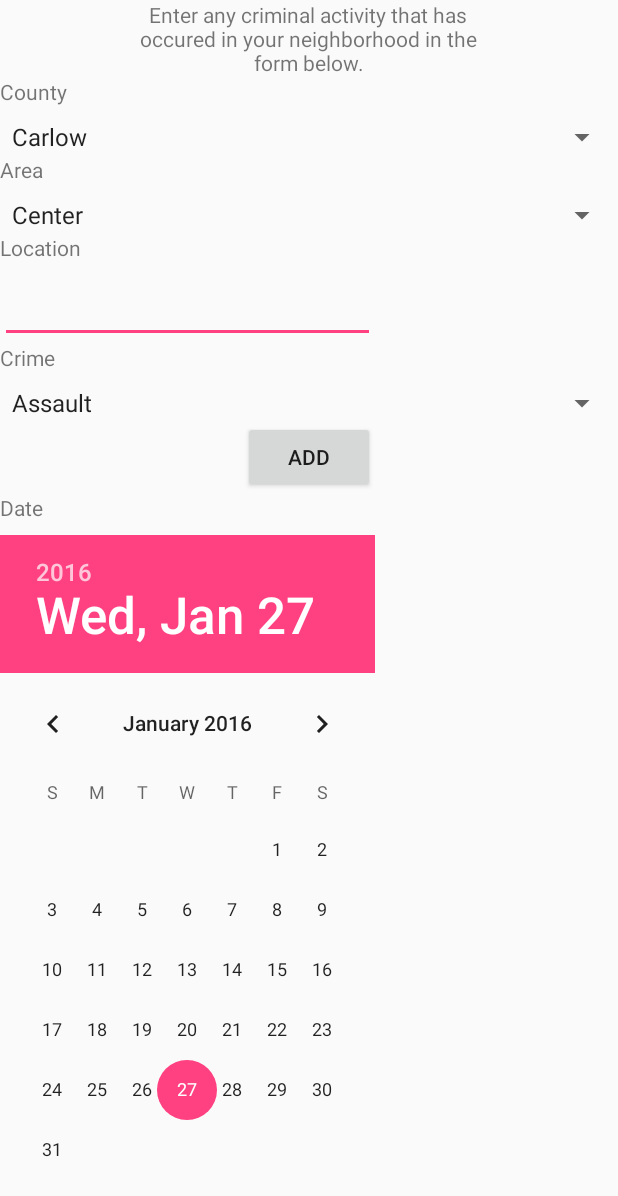
After one commit to CillinLyons/Map, an Android app: the CrimeInput screen opened directly, with no data from a screen before it, on a phone screen of 412 x 824 dp. The commit adds this screen. Shown: the top 1196 px of the screen. Run offline under Robolectric (Android 15) with nearby library versions, the phone set to English and light mode, and no system bars; libraries missing offline, so code that uses them is left out: com.microsoft.windowsazure; 3 statements that could not run were skipped.

Commit message:
Crime input form is set up and data can be sent from it to the database. Need to add DATE column into the the table and insert data value.

```diff
--- a/app/build.gradle
+++ b/app/build.gradle
@@ -10,6 +10,8 @@ android {
         targetSdkVersion 23
         versionCode 1
         versionName "1.0"
+        // Enabling multidex support.
+        multiDexEnabled true
     }
     buildTypes {
         release {
@@ -24,4 +26,5 @@ dependencies {
     testCompile 'junit:junit:4.12'
     compile 'com.android.support:appcompat-v7:23.1.0'
     compile 'com.google.android.gms:play-services:8.1.0'
+    compile 'com.microsoft.azure:azure-mobile-services-android-sdk:2.0.3'
 }
--- a/app/src/main/AndroidManifest.xml
+++ b/app/src/main/AndroidManifest.xml
@@ -49,6 +49,10 @@
                 <category android:name="android.intent.category.LAUNCHER" />
             </intent-filter>
         </activity>
+        <activity
+            android:name=".CrimeInput"
+            android:label="@string/MainMenu" >
+        </activity>
     </application>
 
 </manifest>
--- /dev/null
+++ b/app/src/main/java/com/example/cillin/map/CrimeInput.java
@@ -0,0 +1,348 @@
+package com.example.cillin.map;
+
+import android.app.Activity;
+import android.app.AlertDialog;
+import android.os.AsyncTask;
+import android.os.Build;
+import android.os.Bundle;
+import android.view.Menu;
+import android.view.View;
+import android.widget.AdapterView;
+import android.widget.ArrayAdapter;
+import android.widget.EditText;
+import android.widget.ProgressBar;
+import android.widget.Spinner;
+import android.support.v4.app.DialogFragment;
+
+import com.google.common.util.concurrent.FutureCallback;
+import com.google.common.util.concurrent.Futures;
+import com.google.common.util.concurrent.ListenableFuture;
+import com.google.common.util.concurrent.SettableFuture;
+import com.microsoft.windowsazure.mobileservices.*;
+import com.microsoft.windowsazure.mobileservices.http.NextServiceFilterCallback;
+import com.microsoft.windowsazure.mobileservices.http.ServiceFilter;
+import com.microsoft.windowsazure.mobileservices.http.ServiceFilterRequest;
+import com.microsoft.windowsazure.mobileservices.http.ServiceFilterResponse;
+import com.microsoft.windowsazure.mobileservices.table.MobileServiceTable;
+import com.microsoft.windowsazure.mobileservices.table.TableOperationCallback;
+import com.microsoft.windowsazure.mobileservices.table.sync.MobileServiceSyncContext;
+import com.microsoft.windowsazure.mobileservices.table.sync.localstore.ColumnDataType;
+import com.microsoft.windowsazure.mobileservices.table.sync.localstore.MobileServiceLocalStoreException;
+import com.microsoft.windowsazure.mobileservices.table.sync.localstore.SQLiteLocalStore;
+import com.microsoft.windowsazure.mobileservices.table.sync.synchandler.SimpleSyncHandler;
+
+import java.net.MalformedURLException;
+import java.util.HashMap;
+import java.util.Map;
+import java.util.concurrent.ExecutionException;
+
+/**
+ * Created by Cillin on 24/01/2016.
+ */
+public class CrimeInput extends  Activity
+{
+    private MobileServiceClient mClient;
+    /**
+     * Mobile Service Table used to access data
+     */
+    private MobileServiceTable<Crime> mToDoTable;
+
+    /**
+     * EditText containing the "New To Do" text
+     */
+    private EditText locationTextVar;
+    private Spinner crimeSpinnerVar;
+    private Spinner countySpinnerVar;
+    private Spinner areaSpinnerVar;
+
+    /**
+     * Progress spinner to use for table operations
+     */
+    private ProgressBar mProgressBar;
+
+    @Override
+    public void onCreate(Bundle savedInstanceState) {
+        super.onCreate(savedInstanceState);
+        setContentView(R.layout.crime_input);
+
+        //mProgressBar = (ProgressBar) findViewById(R.id.loadingProgressBar);
+
+        // Initialize the progress bar
+        //mProgressBar.setVisibility(ProgressBar.GONE);
+
+        try {
+            // Create the Mobile Service Client instance, using the provided
+
+            // Mobile Service URL and key
+            mClient = new MobileServiceClient(
+                    "https://smartneighborhoodwatch.azure-mobile.net/",
+                    "iYkvhkWHEsIcBuVkpBqznTqhFQhxOp89",
+                    this).withFilter(new ProgressFilter());
+
+            // Get the Mobile Service Table instance to use
+            mToDoTable = mClient.getTable(Crime.class);
+
+
+            //Init local storage
+            initLocalStore().get();
+
+
+        }
+        catch (MalformedURLException e) {
+            createAndShowDialog(new Exception("There was an error creating the Mobile Service. Verify the URL"), "Error");
+        }
+        catch (Exception e) {
+            createAndShowDialog(e, "Error");
+        }
+
+        crimeSpinnerVar = (Spinner) findViewById(R.id.crimeSpinner);
+        countySpinnerVar = (Spinner) findViewById(R.id.countySpinner);
+        areaSpinnerVar = (Spinner) findViewById(R.id.areaSpinner);
+        locationTextVar = (EditText) findViewById(R.id.locationText);
+
+        // Create an ArrayAdapter using the string array and a default spinner layout
+        ArrayAdapter<CharSequence> crime_adapter = ArrayAdapter.createFromResource(this,
+                R.array.crime_array, android.R.layout.simple_spinner_item);
+        // Specify the layout to use when the list of choices appears
+        crime_adapter.setDropDownViewResource(android.R.layout.simple_spinner_dropdown_item);
+        // Apply the adapter to the spinner
+        crimeSpinnerVar.setAdapter(crime_adapter);
+
+        // Create an ArrayAdapter using the string array and a default spinner layout
+        ArrayAdapter<CharSequence> counties_adapter = ArrayAdapter.createFromResource(this,
+                R.array.counties_array, android.R.layout.simple_spinner_item);
+        // Specify the layout to use when the list of choices appears
+        counties_adapter.setDropDownViewResource(android.R.layout.simple_spinner_dropdown_item);
+        // Apply the adapter to the spinner
+        countySpinnerVar.setAdapter(counties_adapter);
+
+        // Create an ArrayAdapter using the string array and a default spinner layout
+        ArrayAdapter<CharSequence> area_adapter = ArrayAdapter.createFromResource(this,
+                R.array.area_array, android.R.layout.simple_spinner_item);
+        // Specify the layout to use when the list of choices appears
+        area_adapter.setDropDownViewResource(android.R.layout.simple_spinner_dropdown_item);
+        // Apply the adapter to the spinner
+        areaSpinnerVar.setAdapter(area_adapter);
+    }
+
+
+    /**
+     * Initializes the activity menu
+     */
+    /*@Override
+    public boolean onCreateOptionsMenu(Menu menu) {
+        getMenuInflater().inflate(R.menu.crime_input, menu);
+        return true;
+    }*/
+
+    /**
+     * Add a new item
+     *
+     * @param view The view that originated the call
+     */
+    public void addItem(View view) {
+        if (mClient == null) {
+            return;
+        }
+
+        // Create a new item
+        final Crime crime = new Crime();
+
+
+        crime.setCounty(countySpinnerVar.toString());
+        crime.setComplete(false);
+        crime.setCompass(areaSpinnerVar.toString());
+        crime.setComplete(false);
+        crime.setArea(locationTextVar.getText().toString());
+        crime.setComplete(false);
+        crime.setCrime(crimeSpinnerVar.toString());
+        crime.setComplete(false);
+
+        // Insert the new item
+        AsyncTask<Void, Void, Void> task = new AsyncTask<Void, Void, Void>() {
+            @Override
+            protected Void doInBackground(Void... params) {
+                try {
+
+                    final Crime entity = addItemInTable(crime);
+
+                    runOnUiThread(new Runnable() {
+                        @Override
+                        public void run() {
+                            if (!entity.isComplete()) {
+                                mToDoTable.insert(entity);
+                            }
+                        }
+                    });
+                } catch (final Exception e) {
+                    createAndShowDialogFromTask(e, "Error");
+                }
+                return null;
+            }
+        };
+
+        runAsyncTask(task);
+
+        locationTextVar.setText("");
+    }
+
+    /**
+     * Add an item to the Mobile Service Table
+     */
+    public Crime addItemInTable(Crime item) throws ExecutionException, InterruptedException {
+        Crime entity = mToDoTable.insert(item).get();
+        return entity;
+    }
+
+    /**
+     * Initialize local storage
+     * @return
+     * @throws MobileServiceLocalStoreException
+     * @throws ExecutionException
+     * @throws InterruptedException
+     */
+    private AsyncTask<Void, Void, Void> initLocalStore() throws MobileServiceLocalStoreException, ExecutionException, InterruptedException {
+
+        AsyncTask<Void, Void, Void> task = new AsyncTask<Void, Void, Void>() {
+            @Override
+            protected Void doInBackground(Void... params) {
+                try {
+
+                    MobileServiceSyncContext syncContext = mClient.getSyncContext();
+
+                    if (syncContext.isInitialized())
+                        return null;
+
+                    SQLiteLocalStore localStore = new SQLiteLocalStore(mClient.getContext(), "OfflineStore", null, 1);
+
+                    Map<String, ColumnDataType> tableDefinition = new HashMap<String, ColumnDataType>();
+                    tableDefinition.put("id", ColumnDataType.String);
+                    tableDefinition.put("county", ColumnDataType.String);
+                    tableDefinition.put("compass", ColumnDataType.String);
+                    tableDefinition.put("area", ColumnDataType.String);
+                    tableDefinition.put("crime", ColumnDataType.String);
+                    tableDefinition.put("complete", ColumnDataType.Boolean);
+
+                    localStore.defineTable("Crime", tableDefinition);
+
+                    SimpleSyncHandler handler = new SimpleSyncHandler();
+
+                    syncContext.initialize(localStore, handler).get();
+
+                } catch (final Exception e) {
+                    createAndShowDialogFromTask(e, "Error");
+                }
+
+                return null;
+            }
+        };
+
+        return runAsyncTask(task);
+    }
+
+    /**
+     * Creates a dialog and shows it
+     *
+     * @param exception
+     *            The exception to show in the dialog
+     * @param title
+     *            The dialog title
+     */
+    private void createAndShowDialogFromTask(final Exception exception, String title) {
+        runOnUiThread(new Runnable() {
+            @Override
+            public void run() {
+                createAndShowDialog(exception, "Error");
+            }
+        });
+    }
+
+
+    /**
+     * Creates a dialog and shows it
+     *
+     * @param exception
+     *            The exception to show in the dialog
+     * @param title
+     *            The dialog title
+     */
+    private void createAndShowDialog(Exception exception, String title) {
+        Throwable ex = exception;
+        if(exception.getCause() != null){
+            ex = exception.getCause();
+        }
+        createAndShowDialog(ex.getMessage(), title);
+    }
+
+    /**
+     * Creates a dialog and shows it
+     *
+     * @param message
+     *            The dialog message
+     * @param title
+     *            The dialog title
+     */
+    private void createAndShowDialog(final String message, final String title) {
+        final AlertDialog.Builder builder = new AlertDialog.Builder(this);
+
+        builder.setMessage(message);
+        builder.setTitle(title);
+        builder.create().show();
+    }
+
+    /**
+     * Run an ASync task on the corresponding executor
+     * @param task
+     * @return
+     */
+    private AsyncTask<Void, Void, Void> runAsyncTask(AsyncTask<Void, Void, Void> task) {
+        if (Build.VERSION.SDK_INT >= Build.VERSION_CODES.HONEYCOMB) {
+            return task.executeOnExecutor(AsyncTask.THREAD_POOL_EXECUTOR);
+        } else {
+            return task.execute();
+        }
+    }
+
+    private class ProgressFilter implements ServiceFilter {
+
+        @Override
+        public ListenableFuture<ServiceFilterResponse> handleRequest(ServiceFilterRequest request, NextServiceFilterCallback nextServiceFilterCallback) {
+
+            final SettableFuture<ServiceFilterResponse> resultFuture = SettableFuture.create();
+
+
+            runOnUiThread(new Runnable() {
+
+                @Override
+                public void run() {
+                    if (mProgressBar != null) mProgressBar.setVisibility(ProgressBar.VISIBLE);
+                }
+            });
+
+            ListenableFuture<ServiceFilterResponse> future = nextServiceFilterCallback.onNext(request);
+
+            Futures.addCallback(future, new FutureCallback<ServiceFilterResponse>() {
+                @Override
+                public void onFailure(Throwable e) {
+                    resultFuture.setException(e);
+                }
+
+                @Override
+                public void onSuccess(ServiceFilterResponse response) {
+                    runOnUiThread(new Runnable() {
+
+                        @Override
+                        public void run() {
+                            if (mProgressBar != null) mProgressBar.setVisibility(ProgressBar.GONE);
+                        }
+                    });
+
+                    resultFuture.set(response);
+                }
+            });
+
+            return resultFuture;
+        }
+    }
+
+}
--- /dev/null
+++ b/app/src/main/res/layout/crime_input.xml
@@ -0,0 +1,92 @@
+<?xml version="1.0" encoding="utf-8"?>
+<LinearLayout xmlns:android="http://schemas.android.com/apk/res/android"
+    android:orientation="vertical" android:layout_width="match_parent"
+    android:layout_height="match_parent">
+
+    <TextView
+        android:layout_width="250dp"
+        android:layout_height="wrap_content"
+        android:textAlignment="center"
+        android:text="Enter any criminal activity that has occured in your neighborhood in the form below."
+        android:id="@+id/textView"
+        android:layout_gravity="center_horizontal" />
+
+    <TextView
+        android:layout_width="59dp"
+        android:layout_height="28dp"
+        android:layout_alignParentLeft="true"
+        android:text="County"
+        android:id="@+id/county"/>
+
+    <Spinner
+        android:layout_width="match_parent"
+        android:layout_height="wrap_content"
+        android:layout_alignParentRight="true"
+        android:id="@+id/countySpinner"
+        >
+    </Spinner>
+
+    <TextView
+        android:layout_width="59dp"
+        android:layout_height="28dp"
+        android:layout_alignParentLeft="true"
+        android:text="Area"
+        android:id="@+id/area"/>
+
+    <Spinner
+        android:layout_width="match_parent"
+        android:layout_height="wrap_content"
+        android:layout_alignParentRight="true"
+        android:id="@+id/areaSpinner"
+        >
+    </Spinner>
+
+    <TextView
+        android:layout_width="59dp"
+        android:layout_height="28dp"
+        android:layout_alignParentLeft="true"
+        android:text="Location"
+        android:id="@+id/location"/>
+
+    <EditText
+        android:layout_width="250dp"
+        android:layout_height="wrap_content"
+        android:id="@+id/locationText" />
+
+    <TextView
+        android:layout_width="59dp"
+        android:layout_height="28dp"
+        android:layout_alignParentLeft="true"
+        android:text="Crime"
+        android:id="@+id/crime"/>
+
+    <Spinner
+        android:layout_width="match_parent"
+        android:layout_height="wrap_content"
+        android:layout_alignParentRight="true"
+        android:id="@+id/crimeSpinner"
+        >
+    </Spinner>
+
+    <Button
+        android:layout_width="wrap_content"
+        android:layout_height="wrap_content"
+        android:text="Add"
+        android:id="@+id/add"
+        android:onClick="addItem"
+        android:layout_gravity="center_horizontal" />
+
+    <TextView
+        android:layout_width="59dp"
+        android:layout_height="28dp"
+        android:layout_alignParentLeft="true"
+        android:text="Date"
+        android:id="@+id/date"/>
+
+    <DatePicker
+        android:layout_width="250dp"
+        android:layout_height="match_parent"
+        android:id="@+id/datePicker" />
+
+
+</LinearLayout>
--- a/app/src/main/res/values/strings.xml
+++ b/app/src/main/res/values/strings.xml
@@ -2,4 +2,53 @@
     <string name="app_name">Map</string>
     <string name="title_activity_maps">Map</string>
     <string name="MainMenu">Menu</string>
+
+    //Counties Array
+    <string-array name="counties_array">
+        <item>Carlow</item>
+        <item>Cavan</item>
+        <item>Clare</item>
+        <item>Cork</item>
+        <item>Donegal</item>
+        <item>Dublin</item>
+        <item>Galway</item>
+        <item>Kerry</item>
+        <item>Kildare</item>
+        <item>Kilkenny</item>
+        <item>Laois</item>
+        <item>Leitrim</item>
+        <item>Limerick</item>
+        <item>Longford</item>
+        <item>Louth</item>
+        <item>Mayo</item>
+        <item>Meath</item>
+        <item>Monaghan</item>
+        <item>Offaly</item>
+        <item>Roscommon</item>
+        <item>Sligo</item>
+        <item>Tipperary</item>
+        <item>Waterford</item>
+        <item>Westmeath</item>
+        <item>Wexford</item>
+        <item>Wicklow</item>
+    </string-array>
+
+    //Compass area's
+    <string-array name="area_array">
+        <item>Center</item>
+        <item>East</item>
+        <item>North</item>
+        <item>South</item>
+        <item>West</item>
+        </string-array>
+
+    //Crimes
+    <string-array name="crime_array">
+        <item>Assault</item>
+        <item>Burglary</item>
+        <item>Criminal Damage</item>
+        <item>Drug offence</item>
+        <item>Sexual offence</item>
+        <item>Theft</item>
+    </string-array>
 </resources>
```
Also changed, not shown: app/src/main/java/com/example/cillin/map/Crime.java (added, +138 -0 lines), app/src/main/java/com/example/cillin/map/MainMenu.java (+10 -2 lines), 1 other file.
